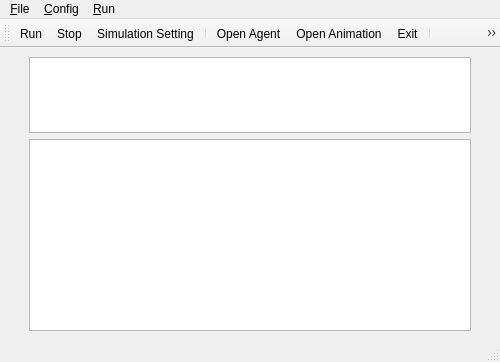
The window that ui/ui_mainwindow.ui (SmileH10/20BCW_WTA) describes before a commit, drawn with Qt 5.
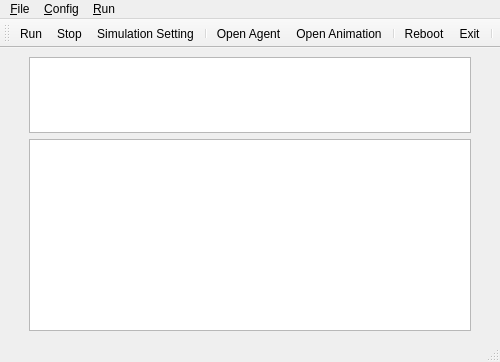
The same window after the commit. Icons and pictures are not drawn.

```diff
--- a/ui/ui_mainwindow.ui
+++ b/ui/ui_mainwindow.ui
@@ -98,6 +98,7 @@
     <addaction name="actionLoadAgent"/>
     <addaction name="actionLoadAni"/>
     <addaction name="separator"/>
+    <addaction name="actionReboot"/>
     <addaction name="actionExit"/>
    </widget>
    <widget class="QMenu" name="menu_Config">
@@ -112,14 +113,6 @@
     </property>
     <addaction name="actionRun"/>
     <addaction name="actionStop"/>
-    <addaction name="separator"/>
-    <addaction name="actionPlayAni"/>
-    <addaction name="actionPause"/>
-    <addaction name="actionReset"/>
-    <addaction name="actionMove_Forward"/>
-    <addaction name="actionMove_Backward"/>
-    <addaction name="actionPrevious_iteration"/>
-    <addaction name="actionNext_iteration"/>
    </widget>
    <addaction name="menu_File"/>
    <addaction name="menu_Config"/>
@@ -141,16 +134,10 @@
    <addaction name="separator"/>
    <addaction name="actionLoadAgent"/>
    <addaction name="actionLoadAni"/>
+   <addaction name="separator"/>
+   <addaction name="actionReboot"/>
    <addaction name="actionExit"/>
    <addaction name="separator"/>
-   <addaction name="actionPlayAni"/>
-   <addaction name="actionPause"/>
-   <addaction name="actionMove_Backward"/>
-   <addaction name="actionMove_Forward"/>
-   <addaction name="actionReset"/>
-   <addaction name="separator"/>
-   <addaction name="actionPrevious_iteration"/>
-   <addaction name="actionNext_iteration"/>
   </widget>
   <widget class="QStatusBar" name="statusBar"/>
   <action name="actionLoadAgent">
@@ -213,13 +200,16 @@
     <string>Move &amp;Backward</string>
    </property>
   </action>
-  <action name="actionReset">
+  <action name="actionReboot">
    <property name="icon">
     <iconset>
      <normaloff>../img/reset.png</normaloff>../img/reset.png</iconset>
    </property>
    <property name="text">
-    <string>Reset</string>
+    <string>Reboot</string>
+   </property>
+   <property name="toolTip">
+    <string>Reboot</string>
    </property>
   </action>
   <action name="actionNext_iteration">
```
